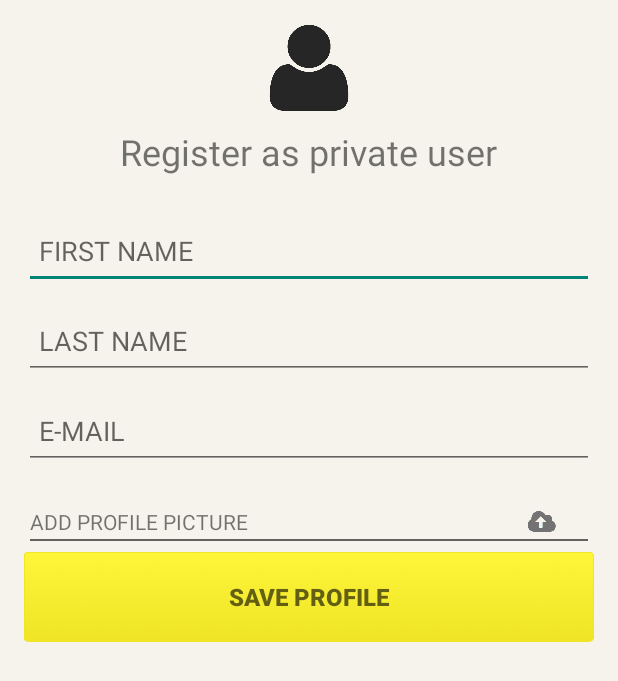
After one commit to mohsinhussain/FetchMeThereAndroid, an Android app: the layout fragment_profile.xml on its own in the app's theme, with its tools: preview values and no code run, on a phone screen of 412 x 824 dp. The commit adds this screen. Shown: the top 681 px of the screen. Run offline under Robolectric (Android 15) with nearby library versions, the phone set to English and light mode, and no system bars.

Commit message:
Bug fixes and a few enhancements

```diff
--- a/app/src/main/java/com/webmedia7/mohsinhussain/fetchmethere/Activities/ChooseUserActivity.java
+++ b/app/src/main/java/com/webmedia7/mohsinhussain/fetchmethere/Activities/ChooseUserActivity.java
@@ -62,8 +62,8 @@ public class ChooseUserActivity extends Activity {
     public void setListData()
     {
         userOptionModelArrayList.add(new UserOptionModel("PIVATE USER", "This is the description for private user login details.", R.drawable.private_user_icon));
-        userOptionModelArrayList.add(new UserOptionModel("BUSINESS USER", "This is the description for private user login details.", R.drawable.business_user_icon));
-        userOptionModelArrayList.add(new UserOptionModel("AGENT", "This is the description for private user login details.", R.drawable.agent_user_icon));
+//        userOptionModelArrayList.add(new UserOptionModel("BUSINESS USER", "This is the description for private user login details.", R.drawable.business_user_icon));
+//        userOptionModelArrayList.add(new UserOptionModel("AGENT", "This is the description for private user login details.", R.drawable.agent_user_icon));
 
 //        for (int i = 0; i < 11; i++) {
 //
--- a/app/src/main/res/layout/fragment_add_location.xml
+++ b/app/src/main/res/layout/fragment_add_location.xml
@@ -20,7 +20,7 @@
             android:layout_marginLeft="15dp"
             android:layout_marginRight="15dp"
             android:layout_marginBottom="5dp"
-            android:hint="Name of Location"/>
+            android:hint="Location Name"/>
 
         <EditText
             android:id="@+id/address_edit_text"
@@ -53,7 +53,7 @@
             android:layout_marginBottom="5dp"
             android:hint="Longitude"/>
 
-        <com.google.android.gms.maps.MapView
+        <com.webmedia7.mohsinhussain.fetchmethere.Classes.MyMapView
             android:id="@+id/mapview_add_edit_location"
             android:layout_width="fill_parent"
             android:layout_height="180dp"
--- /dev/null
+++ b/app/src/main/res/layout/fragment_profile.xml
@@ -0,0 +1,169 @@
+<ScrollView xmlns:android="http://schemas.android.com/apk/res/android"
+    xmlns:tools="http://schemas.android.com/tools" android:layout_width="match_parent"
+    android:layout_height="match_parent"
+    android:background="#F5F3EB"
+    android:fillViewport="true"
+    tools:context="com.webmedia7.mohsinhussain.fetchmethere.Activities.RegisterActivity">
+
+    <LinearLayout
+        android:paddingRight="@dimen/activity_horizontal_margin"
+        android:paddingLeft="@dimen/activity_horizontal_margin"
+        android:paddingTop="@dimen/activity_vertical_margin"
+        android:paddingBottom="@dimen/activity_vertical_margin"
+        android:layout_width="match_parent"
+        android:orientation="vertical"
+        android:layout_height="match_parent">
+    <LinearLayout
+        android:id="@+id/parentLayout"
+        android:layout_width="fill_parent"
+        android:layout_height="wrap_content"
+        android:background="@android:color/transparent"
+        android:gravity="top|center"
+        android:orientation="vertical">
+
+        <ImageView
+            android:id="@+id/header_image_view"
+            android:layout_width="wrap_content"
+            android:background="@android:color/transparent"
+            android:src="@drawable/private_user_icon_large"
+            android:layout_height="wrap_content" />
+
+        <com.webmedia7.mohsinhussain.fetchmethere.Classes.RoundedImageView
+            android:id="@+id/profile_image_view"
+            android:layout_width="80dp"
+            android:visibility="gone"
+            android:background="@android:color/transparent"
+            android:layout_height="80dp" />
+
+        <TextView
+            android:id="@+id/header_text_view"
+            android:layout_width="wrap_content"
+            android:layout_height="wrap_content"
+            android:background="@android:color/transparent"
+            android:text="Register as private user"
+            android:padding="10dp"
+            android:textSize="24sp"/>
+
+        <LinearLayout
+            android:id="@+id/registeration_form_layout"
+            android:layout_width="fill_parent"
+            android:layout_height="wrap_content"
+            android:layout_marginTop="15dp"
+            android:background="@android:color/transparent"
+            android:gravity="top|center"
+            android:orientation="vertical">
+
+          <!--  <LinearLayout
+                android:id="@+id/mobile_number_linear_layout"
+                android:orientation="horizontal"
+                android:layout_width="fill_parent"
+                android:background="@android:color/transparent"
+                android:layout_height="wrap_content">
+
+                <Spinner
+                    android:id="@+id/country_code_spinner"
+                    android:layout_width="100dp"
+                    android:background="@drawable/abc_edit_text_material"
+                    android:layout_gravity="center"
+                    android:gravity="center"
+                    android:layout_height="wrap_content"/>
+
+                <EditText
+                    android:id="@+id/mobile_number_0_edit_text"
+                    android:layout_width="wrap_content"
+                    android:layout_height="50dp"
+                    android:editable="false"
+                    android:text="(0)"
+                    android:layout_marginBottom="10dp"/>
+
+                <EditText
+                    android:id="@+id/mobile_number_edit_text"
+                    android:layout_width="fill_parent"
+                    android:layout_height="50dp"
+                    android:hint="Mobile Number"
+                    android:paddingLeft="10dp"
+                    android:inputType="phone"
+                    android:imeOptions="actionNext"
+                    android:singleLine="true"
+                    android:nextFocusDown="@+id/first_name_edit_text"
+                    android:layout_marginBottom="10dp"/>
+            </LinearLayout>
+
+            -->
+
+            <EditText
+                android:id="@+id/first_name_edit_text"
+                android:layout_width="fill_parent"
+                android:layout_height="50dp"
+                android:inputType="textCapWords"
+                android:hint="FIRST NAME"
+                android:paddingLeft="10dp"
+                android:imeOptions="actionNext"
+                android:singleLine="true"
+                android:nextFocusDown="@+id/last_name_edit_text"
+                android:layout_marginBottom="10dp"/>
+
+            <EditText
+                android:id="@+id/last_name_edit_text"
+                android:layout_width="fill_parent"
+                android:layout_height="50dp"
+                android:inputType="textCapWords"
+                android:imeOptions="actionNext"
+                android:singleLine="true"
+                android:nextFocusDown="@+id/email_edit_text"
+                android:hint="LAST NAME"
+                android:paddingLeft="10dp"
+                android:layout_marginBottom="10dp"/>
+
+            <EditText
+                android:id="@+id/email_edit_text"
+                android:layout_width="fill_parent"
+                android:layout_height="50dp"
+                android:inputType="textEmailAddress"
+                android:imeOptions="actionDone"
+                android:singleLine="true"
+                android:nextFocusDown="@+id/add_profile_pic_button"
+                android:hint="E-MAIL"
+                android:paddingLeft="10dp"
+                android:layout_marginBottom="15dp"/>
+
+            <LinearLayout
+                android:id="@+id/app_picture_layout"
+                android:layout_width="match_parent"
+                android:layout_height="wrap_content"
+                android:orientation="horizontal"
+                android:weightSum="10"
+                android:background="@drawable/abc_edit_text_material">
+
+                <TextView
+                    android:id="@+id/button_text_view"
+                    android:gravity="left"
+                    android:background="@android:color/transparent"
+                    android:text="ADD PROFILE PICTURE"
+                    android:layout_width="wrap_content"
+                    android:layout_weight="9"
+                    android:layout_height="wrap_content" />
+                <ImageView
+                    android:id="@+id/button_image"
+                    android:layout_width="wrap_content"
+                    android:layout_height="wrap_content"
+                    android:layout_gravity="center"
+                    android:background="@drawable/upload_pic_icon"/>
+            </LinearLayout>
+
+        </LinearLayout>
+        </LinearLayout>
+
+    <Button
+        android:id="@+id/next_step_button"
+        android:layout_width="fill_parent"
+        android:layout_height="60dp"
+        android:textSize="16sp"
+        android:textStyle="bold"
+        android:background="@drawable/button_bg"
+        android:textColor="@color/black_text"
+        android:hint="SAVE PROFILE"
+        android:layout_marginBottom="10dp"/>
+    </LinearLayout>
+
+</ScrollView>
--- a/app/src/main/res/values/strings.xml
+++ b/app/src/main/res/values/strings.xml
@@ -32,7 +32,7 @@
     <string-array name="nav_drawer_items">
         <item >Home</item>
         <item >My Locations</item>
-        <item >Favourite Businesses</item>
+        <!--<item >Favourite Businesses</item>-->
         <item >Chat history</item>
         <item >Navigation history</item>
         <item >Settings</item>
@@ -43,7 +43,7 @@
     <array name="nav_drawer_icons">
         <item>@drawable/home_nav_ic</item>
         <item>@drawable/nav_anchor_icon_bg</item>
-        <item>@drawable/nav_business_white_icon_bg</item>
+        <!--<item>@drawable/nav_business_white_icon_bg</item>-->
         <item>@drawable/nav_chat_white_icon_bg</item>
         <item>@drawable/nav_navigation_history_white_icon_bg</item>
         <item>@drawable/nav_settings_white_icon_bg</item>
```
Also changed, not shown: app/src/main/java/com/webmedia7/mohsinhussain/fetchmethere/Activities/MainPrivateActivity.java (+20 -12 lines), app/src/main/java/com/webmedia7/mohsinhussain/fetchmethere/Classes/MyMapView.java (added, +66 -0 lines), app/src/main/java/com/webmedia7/mohsinhussain/fetchmethere/Fragment/AddEditLocationFragment.java (+15 -10 lines), app/src/main/java/com/webmedia7/mohsinhussain/fetchmethere/Fragment/ChatHistoryFragment.java (deleted, +0 -26 lines), app/src/main/java/com/webmedia7/mohsinhussain/fetchmethere/Fragment/HomePrivateFragment.java (+47 -34 lines), app/src/main/java/com/webmedia7/mohsinhussain/fetchmethere/Fragment/ProfileFragment.java (added, +301 -0 lines).
